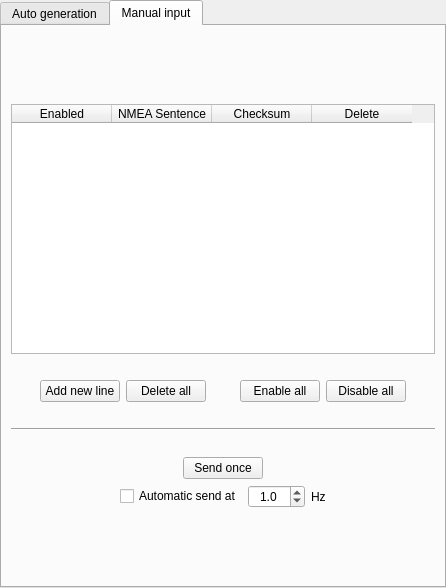
First picture: the form in src/menu_bar/simu/menubar_simdata.ui, repository Kupofty/OpenSeaNav, before the edit.
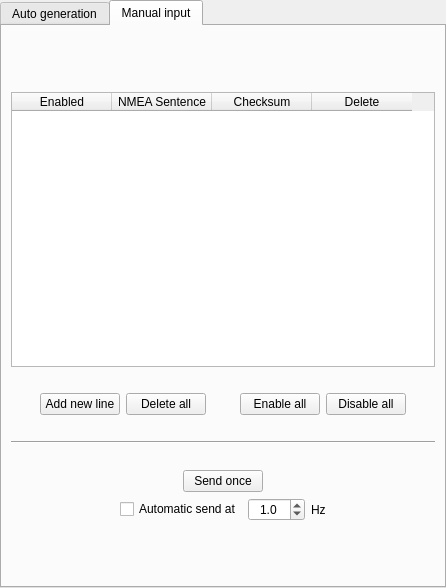
Second picture: the form after the edit. The open tabs and pages were chosen to show the change.

Commit message:
fix bug manual input delete button
makes app crash

Diff of the .ui file:
```diff
--- a/src/menu_bar/simu/menubar_simdata.ui
+++ b/src/menu_bar/simu/menubar_simdata.ui
@@ -786,7 +786,7 @@
          <property name="minimumSize">
           <size>
            <width>0</width>
-           <height>250</height>
+           <height>275</height>
           </size>
          </property>
          <column>
```
Left out of the diff: 2 changed lines with no effect on the pictures. The commit also changes 3 other files.
